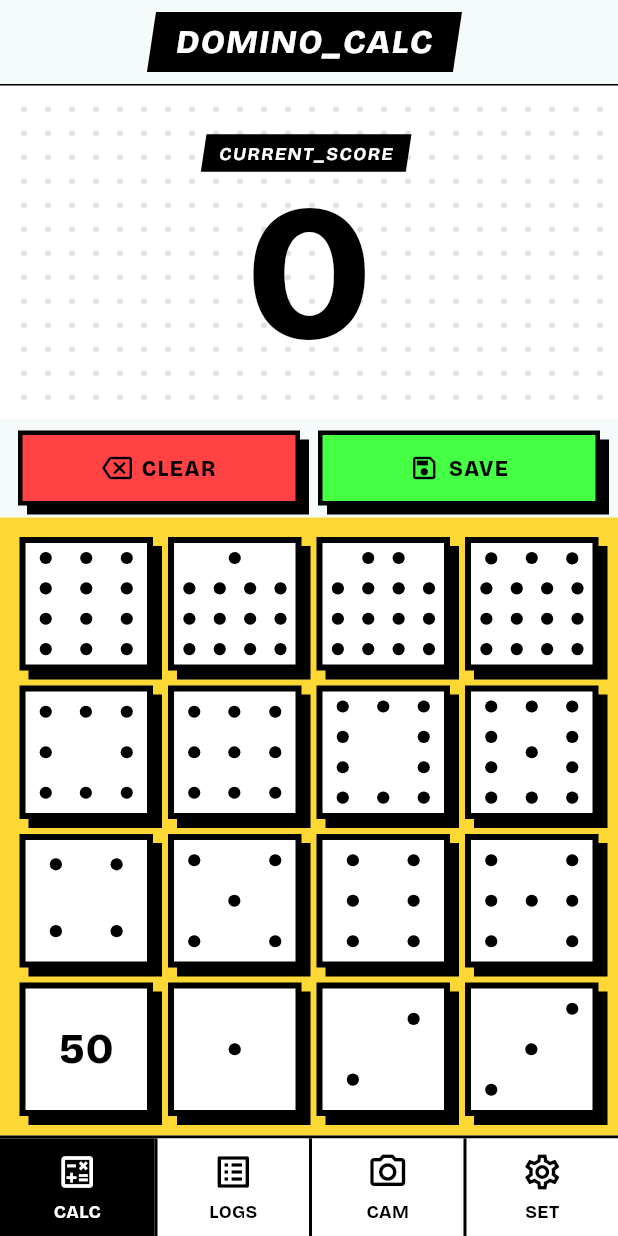
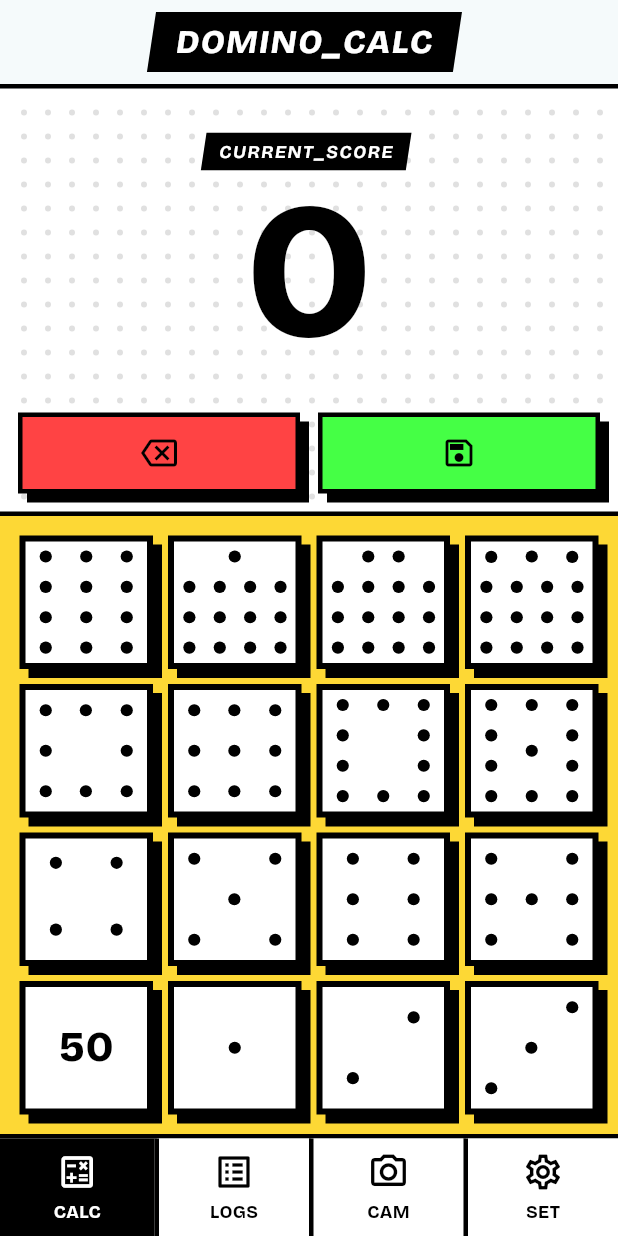
Before and after one commit to chrisstayte/DominoesCalculator, a Flutter app: the screen it shows after launch, on a phone screen of 412 x 824 dp. Run offline on Flutter 3.47's test engine with Material 3 defaults, Android fonts, the phone set to English and light mode, and no system bars; our stand-ins replace flutter_svg, go_router, google_fonts, shared_preferences.

Commit message:
Refactors home screen UI and icon-only actions
- Increases the AppBar bottom divider thickness for better visual separation.
- Reworks score display layout: uses Expanded/Center with a label row and total value separated by spacing for improved responsiveness.
- Replaces text-based action buttons with icon-only actions; ActionButton becomes icon-only, removing label prop and font dependencies; layout updated to place two buttons in a row with proper spacing.
- Adds a top border to the yellow status panel for a clearer visual boundary.
- Aligns bottom navigation border thickness with UI changes by increasing its top border to match overall thickness.

```diff
--- a/lib/screens/home_screen.dart
+++ b/lib/screens/home_screen.dart
@@ -57,8 +57,8 @@ class HomeScreen extends StatelessWidget {
         ),
         centerTitle: true,
         bottom: PreferredSize(
-          preferredSize: const Size.fromHeight(1),
-          child: Container(color: Colors.black, height: 1),
+          preferredSize: const Size.fromHeight(3),
+          child: Container(color: Colors.black, height: 3),
         ),
       ),
       body: Column(
@@ -66,6 +66,9 @@ class HomeScreen extends StatelessWidget {
           Expanded(
             child: CustomPaint(
               painter: DotGridPainter(),
+              child: Column(
+                children: [
+                  Expanded(
                     child: Center(
                       child: Column(
                         mainAxisSize: MainAxisSize.min,
@@ -103,14 +106,12 @@ class HomeScreen extends StatelessWidget {
                       ),
                     ),
                   ),
-          ),
                   Padding(
-            padding: const EdgeInsets.symmetric(horizontal: 12, vertical: 8),
+                    padding: const EdgeInsets.fromLTRB(12, 0, 12, 12),
                     child: Row(
                       children: [
                         Expanded(
                           child: ActionButton(
-                    label: 'Clear',
                             icon: Icons.backspace_outlined,
                             color: Color(0xFFFF4344),
                             foregroundColor: Colors.black,
@@ -121,7 +122,6 @@ class HomeScreen extends StatelessWidget {
                         const SizedBox(width: 12),
                         Expanded(
                           child: ActionButton(
-                    label: 'Save',
                             icon: Icons.save_outlined,
                             color: Color(0xFF45FF45),
                             foregroundColor: Colors.black,
@@ -131,8 +131,15 @@ class HomeScreen extends StatelessWidget {
                       ],
                     ),
                   ),
+                ],
+              ),
+            ),
+          ),
           Container(
-            decoration: BoxDecoration(color: Colors.yellow.shade600),
+            decoration: BoxDecoration(
+              color: Colors.yellow.shade600,
+              border: const Border(top: BorderSide(color: Colors.black, width: 3)),
+            ),
             padding: const EdgeInsets.all(8.0),
             child: Container(
               padding: EdgeInsets.all(1),
--- a/lib/widgets/action_button.dart
+++ b/lib/widgets/action_button.dart
@@ -1,12 +1,10 @@
 import 'dart:math';
 
 import 'package:flutter/material.dart';
-import 'package:google_fonts/google_fonts.dart';
 
 class ActionButton extends StatefulWidget {
   const ActionButton({
     super.key,
-    required this.label,
     required this.icon,
     required this.color,
     this.foregroundColor = Colors.white,
@@ -14,7 +12,6 @@ class ActionButton extends StatefulWidget {
     this.onLongPressComplete,
   });
 
-  final String label;
   final IconData icon;
   final Color color;
   final Color foregroundColor;
@@ -145,25 +142,10 @@ class _ActionButtonState extends State<ActionButton>
                   Center(
                     child: Padding(
                       padding: const EdgeInsets.symmetric(vertical: 12),
-                      child: Row(
-                        mainAxisSize: MainAxisSize.min,
-                        children: [
-                          Icon(
-                            widget.icon,
-                            color: widget.foregroundColor,
-                            size: 20,
-                          ),
-                          const SizedBox(width: 6),
-                          Text(
-                            widget.label.toUpperCase(),
-                            style: GoogleFonts.bricolageGrotesque(
-                              color: widget.foregroundColor,
-                              fontWeight: FontWeight.w800,
-                              fontSize: 14,
-                              letterSpacing: 1,
-                            ),
-                          ),
-                        ],
+                      child: Icon(
+                        widget.icon,
+                        color: widget.foregroundColor,
+                        size: 24,
                       ),
                     ),
                   ),
--- a/lib/widgets/scaffold_with_nav_bar.dart
+++ b/lib/widgets/scaffold_with_nav_bar.dart
@@ -22,7 +22,7 @@ class ScaffoldWithNavBar extends StatelessWidget {
 
       bottomNavigationBar: Container(
         decoration: BoxDecoration(
-          border: Border(top: BorderSide(color: Colors.black, width: 2)),
+          border: Border(top: BorderSide(color: Colors.black, width: 3)),
         ),
         child: IntrinsicHeight(
           child: Row(
@@ -41,7 +41,7 @@ class ScaffoldWithNavBar extends StatelessWidget {
                       color: isSelected ? Colors.black : Colors.white,
                       border: i > 0
                           ? Border(
-                              left: BorderSide(color: Colors.black, width: 2),
+                              left: BorderSide(color: Colors.black, width: 3),
                             )
                           : null,
                     ),
```
Lines whose indentation alone changed are shown as unchanged.
